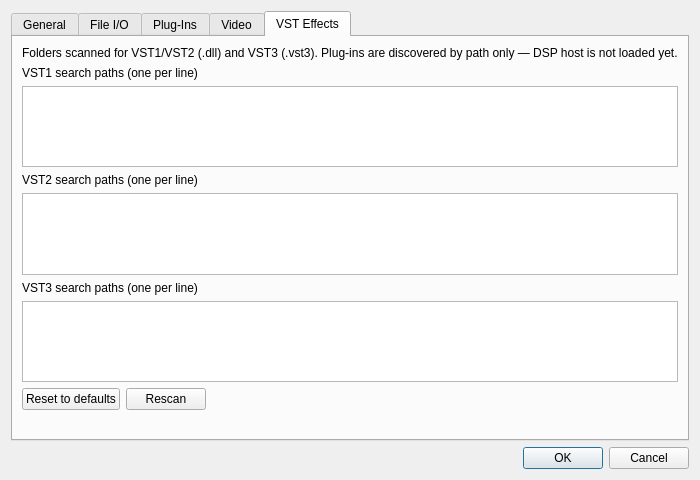
This is ui/PreferencesDialog.ui in ili4yov-ika/OpenVegas as Qt 5 draws it before an edit. The edited form follows.
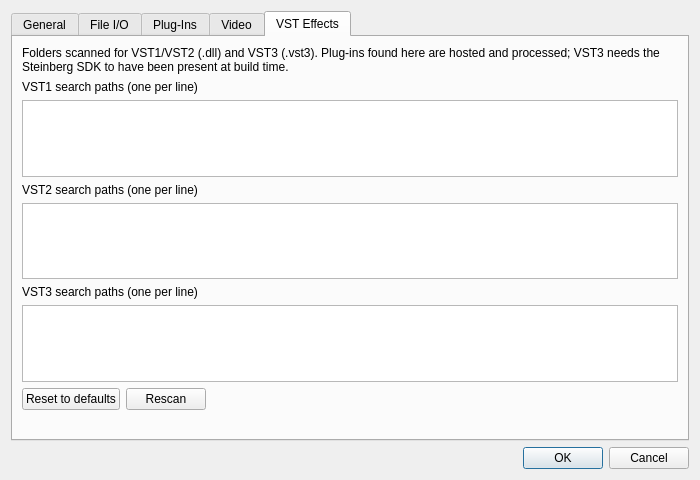
This is the edited form. The open tabs and pages were chosen to show the change.

What changed in the file:
```diff
--- a/ui/PreferencesDialog.ui
+++ b/ui/PreferencesDialog.ui
@@ -269,7 +269,7 @@
        <item>
         <widget class="QLabel" name="vstIntro">
          <property name="text">
-          <string>Folders scanned for VST1/VST2 (.dll) and VST3 (.vst3). Plug-ins are discovered by path only — DSP host is not loaded yet.</string>
+          <string>Folders scanned for VST1/VST2 (.dll) and VST3 (.vst3). Plug-ins found here are hosted and processed; VST3 needs the Steinberg SDK to have been present at build time.</string>
          </property>
          <property name="wordWrap">
           <bool>true</bool>
```
